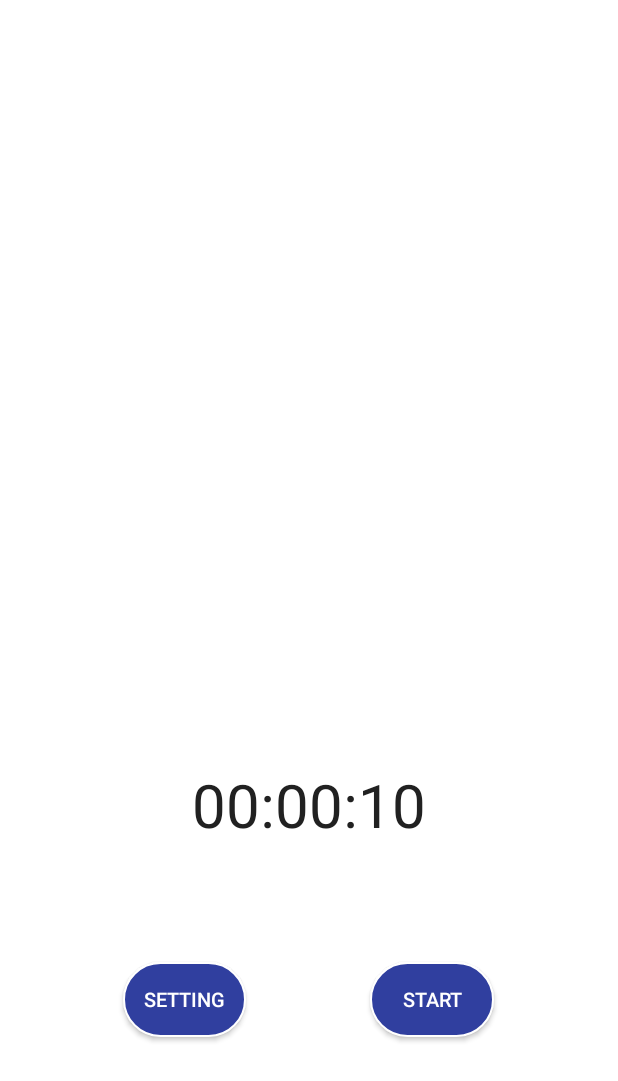
After one commit to thirry/Fubiz, an Android app: the CountdownActivity screen opened directly, with no data from a screen before it, on a phone screen of 412 x 824 dp. The commit adds this screen. Shown: the top 1081 px of the screen. Run offline under Robolectric (Android 15) with nearby library versions, the phone set to English and light mode, and no system bars; our stand-ins replace ButterKnife.

Commit message:
commit lastest 19/4

```diff
--- a/app/build.gradle
+++ b/app/build.gradle
@@ -32,9 +32,14 @@ dependencies {
     androidTestImplementation 'com.android.support.test.espresso:espresso-core:3.0.1'
     compile 'com.github.Hitomis:CircleMenu:v1.0.0'
     compile 'com.github.HotBitmapGG:RingProgressBar:V1.2.3'
+
+    compile 'com.jakewharton:butterknife:8.6.0'
+    annotationProcessor 'com.jakewharton:butterknife-compiler:8.6.0'
+    testCompile 'junit:junit:4.12'
 }
 
 
 
 
+
 apply plugin: 'com.google.gms.google-services'
--- /dev/null
+++ b/app/src/main/java/com/ev/gone/fubiz/Views/CountdownActivity.java
@@ -0,0 +1,173 @@
+package com.ev.gone.fubiz.Views;
+
+import android.net.Uri;
+import android.support.v7.app.AppCompatActivity;
+import android.os.Bundle;
+
+import com.ev.gone.fubiz.R;
+import android.media.MediaPlayer;
+import android.animation.ObjectAnimator;
+import android.content.Intent;
+import android.os.Bundle;
+import android.os.CountDownTimer;
+import android.support.v7.app.AppCompatActivity;
+import android.util.Log;
+import android.view.View;
+import android.view.View.OnClickListener;
+import android.view.animation.AccelerateInterpolator;
+import android.widget.Button;
+import android.widget.ProgressBar;
+import android.widget.TextView;
+
+import java.io.IOException;
+import java.util.concurrent.TimeUnit;
+
+import butterknife.BindView;
+import butterknife.ButterKnife;
+
+public class CountdownActivity extends AppCompatActivity {
+
+    //flags and constans
+    private long timeCountInMilliSeconds;
+    private CountDownTimer countDownTimer;
+    MediaPlayer mPlayer;
+
+
+
+    //extra classes
+    private static class TimerStatus {
+        private static final int STARTED = 188;
+        private static final int STOPPED = 187;
+    }
+
+    @BindView(R.id.progressBarCircle)
+    ProgressBar progressBarCircle;
+
+    @BindView(R.id.textViewTime)
+    TextView textViewTime;
+
+    @BindView(R.id.buttonStartStop)
+    Button buttonStartStop;
+
+    @BindView(R.id.btnSetting)
+    Button btnSetting;
+
+    //Objects and variables
+    int status = TimerStatus.STOPPED;
+    ObjectAnimator smoothAnimation;
+
+
+    @Override
+    protected void onCreate(Bundle savedInstanceState) {
+        super.onCreate(savedInstanceState);
+        setContentView(R.layout.activity_countdown);
+
+        ButterKnife.bind(this);
+
+        //call to initialize the timer values
+        setTimerValues();
+        textViewTime.setText(hmsTimeFormatter(timeCountInMilliSeconds));
+
+
+        buttonStartStop.setOnClickListener(new OnClickListener() {
+            @Override
+            public void onClick(View v) {
+                startStop();
+            }
+        });
+
+//        btnSetting.setOnClickListener(new View.OnClickListener() {
+//            @Override
+//            public void onClick(View view) {
+//                Intent intent = new Intent(CountdownActivity.this, SettingActivity.class);
+//                startActivity(intent);
+//
+//            }
+//        });
+    }
+
+    private void startStop() {
+
+        if (status == TimerStatus.STOPPED) {
+//            // call to initialize the timer values
+//            setTimerValues();
+            // call to initialize the progress bar values
+            setProgressBarValues();
+//            // changing the timer status to started
+            status = TimerStatus.STARTED;
+            // call to start the count down timer
+            startCountDownTimer();
+            buttonStartStop.setText("STOP");
+
+        } else {
+            // changing the timer status to stopped
+            status = TimerStatus.STOPPED;
+            stopCountDownTimer();
+            buttonStartStop.setText("START");
+        }
+
+    }
+
+
+
+
+
+    private void startCountDownTimer() {
+
+        smoothAnimation = ObjectAnimator.ofInt(progressBarCircle, "progress", progressBarCircle.getProgress(), progressBarCircle.getMax());
+        smoothAnimation.setDuration(500);
+        smoothAnimation.setInterpolator(new AccelerateInterpolator());
+
+        countDownTimer = new CountDownTimer(timeCountInMilliSeconds, 10) {
+            @Override
+            public void onTick(long millisUntilFinished) {
+                textViewTime.setText(hmsTimeFormatter(millisUntilFinished));
+                progressBarCircle.setProgress((int) (timeCountInMilliSeconds / 10 - millisUntilFinished / 10));
+            }
+
+            @Override
+            public void onFinish() {
+
+
+
+                textViewTime.setText("Done");
+                // call to initialize the progress bar values
+                setProgressBarValues();
+                // changing the timer status to stopped
+                status = TimerStatus.STOPPED;
+
+
+                smoothAnimation.end();
+                buttonStartStop.setText("START");
+
+            }
+        }.start();
+        smoothAnimation.start();
+        countDownTimer.start();
+    }
+
+    private void stopCountDownTimer() {
+        countDownTimer.cancel();
+        smoothAnimation.end();
+    }
+
+    private void setProgressBarValues() {
+        progressBarCircle.setMax((int) (timeCountInMilliSeconds / 10));
+        progressBarCircle.setProgress((int) (timeCountInMilliSeconds / 10));
+        System.out.println("progres: " + (timeCountInMilliSeconds / 10));
+    }
+
+    private String hmsTimeFormatter(long milliSeconds) {
+        String hms = String.format("%02d:%02d:%02d",
+                TimeUnit.MILLISECONDS.toHours(milliSeconds),
+                TimeUnit.MILLISECONDS.toMinutes(milliSeconds) - TimeUnit.HOURS.toMinutes(TimeUnit.MILLISECONDS.toHours(milliSeconds)),
+                TimeUnit.MILLISECONDS.toSeconds(milliSeconds) - TimeUnit.MINUTES.toSeconds(TimeUnit.MILLISECONDS.toMinutes(milliSeconds)));
+        return hms;
+    }
+
+    private void setTimerValues() {
+        Intent intent = getIntent();
+        // assigning values after converting to milliseconds
+        timeCountInMilliSeconds = intent.getLongExtra("minutes", 1) * 10 * 1000;
+    }
+}
--- /dev/null
+++ b/app/src/main/res/drawable/button_countdown.xml
@@ -0,0 +1,8 @@
+<?xml version="1.0" encoding="utf-8"?>
+<shape xmlns:android="http://schemas.android.com/apk/res/android">
+
+    <solid android:color="@color/colorPrimaryDark"></solid>
+    <corners android:radius="45dp"></corners>
+    <stroke android:color="#fff" android:width="1dp"></stroke>
+
+</shape>
--- /dev/null
+++ b/app/src/main/res/drawable/view_circle_fin.xml
@@ -0,0 +1,9 @@
+<?xml version="1.0" encoding="utf-8"?>
+<shape xmlns:android="http://schemas.android.com/apk/res/android"
+    android:innerRadiusRatio="2.3"
+    android:shape="ring"
+    android:thickness="6dp"
+    android:useLevel="false">
+
+    <solid android:color="#fff"/>
+</shape>
--- /dev/null
+++ b/app/src/main/res/drawable/view_circle_in_progress.xml
@@ -0,0 +1,8 @@
+<?xml version="1.0" encoding="utf-8"?>
+<shape xmlns:android="http://schemas.android.com/apk/res/android"
+    android:innerRadiusRatio="2.3"
+    android:shape="ring"
+    android:thickness="6dp"
+    android:useLevel="true">
+    <solid android:color="@color/colorPrimaryDark"/>
+</shape>
--- /dev/null
+++ b/app/src/main/res/layout/activity_countdown.xml
@@ -0,0 +1,124 @@
+<?xml version="1.0" encoding="utf-8"?>
+<LinearLayout xmlns:android="http://schemas.android.com/apk/res/android"
+    xmlns:app="http://schemas.android.com/apk/res-auto"
+    xmlns:tools="http://schemas.android.com/tools"
+    android:layout_width="match_parent"
+    android:layout_height="match_parent"
+    android:orientation="vertical"
+    android:weightSum="6"
+    tools:context="com.ev.gone.fubiz.Views.CountdownActivity"
+    android:background="@color/white">
+
+    <LinearLayout
+        android:layout_width="match_parent"
+        android:layout_height="0dp"
+        android:layout_weight="1">
+    </LinearLayout>
+
+    <ProgressBar
+        android:id="@+id/progressBarCircle"
+        style="?android:attr/progressBarStyleHorizontal"
+        android:layout_width="260dp"
+        android:layout_height="0dp"
+        android:layout_weight="3"
+        android:layout_gravity="center"
+
+        android:background="@drawable/view_circle_fin"
+        android:indeterminate="false"
+        android:indeterminateDrawable="@drawable/view_circle_in_progress"
+        android:max="100"
+        android:progressDrawable="@drawable/view_circle_in_progress"
+        android:rotation="-90"/>
+
+    <LinearLayout
+        android:id="@+id/circle_progress"
+        android:layout_width="match_parent"
+        android:layout_height="0dp"
+        android:layout_weight="1"
+        android:orientation="horizontal">
+
+
+        <TextView
+            android:id="@+id/textViewTime"
+            android:layout_width="match_parent"
+            android:layout_height="wrap_content"
+            android:gravity="center"
+            android:textColor="#212121"
+            android:textSize="40sp"
+            />
+
+        <!--<Button-->
+        <!--android:id="@+id/btnSetting"-->
+        <!--android:layout_width="30dp"-->
+        <!--android:layout_height="30dp"-->
+        <!--android:text="Setting"-->
+        <!--android:layout_gravity="center" />-->
+
+        <!--<Button-->
+        <!--android:id="@+id/buttonStartStop"-->
+        <!--android:layout_width="wrap_content"-->
+        <!--android:layout_height="wrap_content"-->
+        <!--android:layout_gravity="center"-->
+        <!--android:text="start"/>-->
+
+        <!--<Button-->
+        <!--android:layout_width="100dp"-->
+        <!--android:layout_height="100dp"-->
+        <!--android:text="Setting"/>-->
+        <!---->
+
+    </LinearLayout>
+
+    <LinearLayout
+        android:layout_width="match_parent"
+        android:layout_height="wrap_content"
+        android:orientation="horizontal"
+        android:weightSum="5">
+
+        <Space
+            android:layout_width= "0dp"
+            android:layout_height="60dp"
+            android:layout_weight="1"
+            android:layout_gravity="center"
+            />
+
+        <Button
+            android:id="@+id/btnSetting"
+            android:layout_width= "0dp"
+            android:layout_height="50dp"
+            android:layout_weight="1"
+            android:text="Setting"
+            android:textSize="13dp"
+            android:layout_gravity="center"
+            android:textColor="@color/white"
+            android:background="@drawable/button_countdown"/>
+
+        <Space
+
+            android:layout_width= "0dp"
+            android:layout_height="60dp"
+            android:layout_weight="1"
+            android:layout_gravity="center"
+           />
+
+        <Button
+            android:id="@+id/buttonStartStop"
+            android:layout_width= "0dp"
+            android:layout_height="50dp"
+            android:layout_weight="1"
+            android:textSize="13dp"
+            android:layout_gravity="center"
+            android:text="start"
+            android:textColor="@color/white"
+            android:background="@drawable/button_countdown"/>
+
+        <Space
+            android:layout_width= "0dp"
+            android:layout_height="60dp"
+            android:layout_weight="1"
+            android:layout_gravity="center"
+            />
+    </LinearLayout>
+
+
+</LinearLayout>
--- a/app/src/main/res/values/strings.xml
+++ b/app/src/main/res/values/strings.xml
@@ -10,6 +10,4 @@
     <string name="calmingvisualization">Calming Visualization</string>
 
 
-
-
 </resources>
--- a/app/src/main/res/values/styles.xml
+++ b/app/src/main/res/values/styles.xml
@@ -8,4 +8,9 @@
         <item name="colorAccent">@color/colorAccent</item>
     </style>
 
+    <!--<style name="customfontstyle" parent="@android:style/TextAppearance.Small">-->
+        <!--<item name="android:fontFamily">@font/aqua.tff</item>-->
+    <!--</style>-->
+
+
 </resources>
```
Also changed, not shown: app/src/main/AndroidManifest.xml (+13 -6 lines), app/src/main/java/com/ev/gone/fubiz/Views/AlphaActivity.java (+7 -1 lines).
